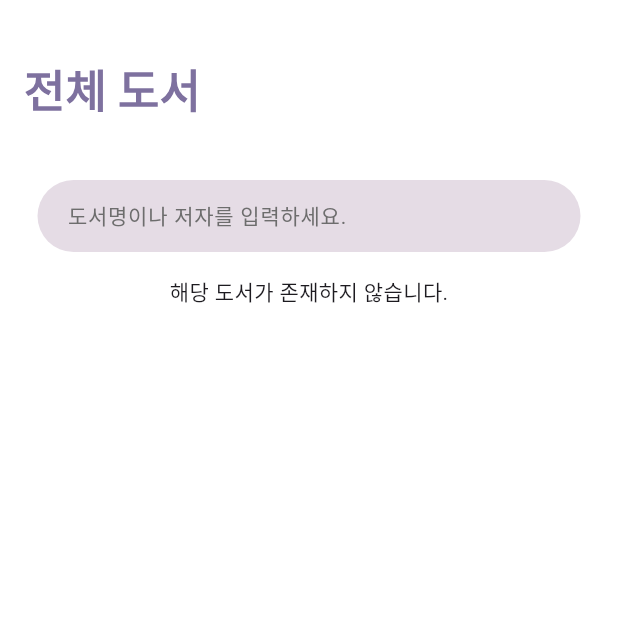
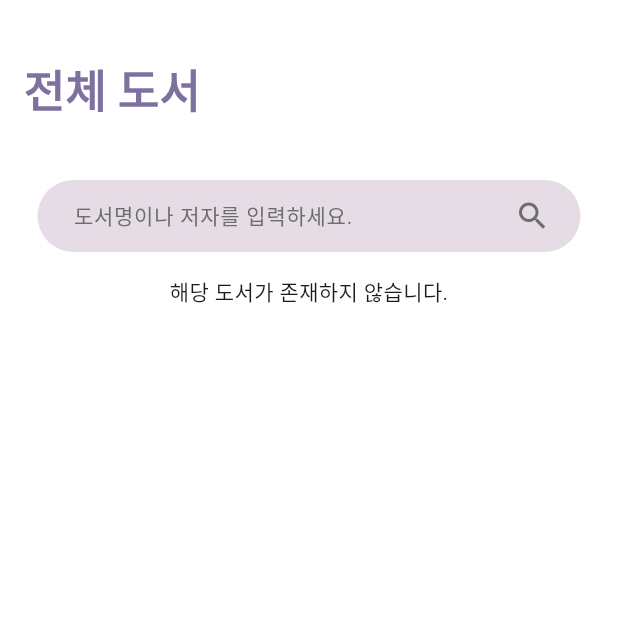
Before and after one commit to Advanced-MobileProgramming/flutter, a Flutter app: the AllBooksPage screen opened directly with empty values, on a phone screen of 412 x 824 dp, the top half of it. Run offline on Flutter 3.47's test engine with Material 3 defaults, Android fonts, the phone set to English and light mode, and no system bars; our stand-ins replace firebase_core, firebase_database, flutter_rating_bar; accounts and stored records are empty.

Commit message:
검색 바 수정

```diff
--- a/lib/allBooks.dart
+++ b/lib/allBooks.dart
@@ -149,35 +149,46 @@ class _AllBooksPageState extends State<AllBooksPage> {
       ),
       body: Column(
         children: [
-          // 검색 바
           Container(
             padding: const EdgeInsets.symmetric(horizontal: 25),
+            child: // 검색 바
+            Container(
+              padding: const EdgeInsets.symmetric(horizontal: 8),
+                  decoration: BoxDecoration(
+                    borderRadius: BorderRadius.circular(30),
+                    color: const Color.fromARGB(98, 187, 163, 187), // 채도가 낮은 보라색
+                  ),
+              child: Row(
+                children: [
+                  Expanded(
                     child: TextField(
                       decoration: InputDecoration(
                         hintText: '도서명이나 저자를 입력하세요.',
-                hintStyle: TextStyle(
+                        hintStyle: const TextStyle(
                           fontSize: 14,
                           color: Color.fromARGB(255, 109, 109, 109),
                         ),
                         border: InputBorder.none,
-                contentPadding:
-                    EdgeInsets.symmetric(horizontal: 16, vertical: 8),
-                filled: true,
-                fillColor: Color.fromARGB(98, 187, 163, 187),
-                enabledBorder: OutlineInputBorder(
-                  borderRadius: BorderRadius.circular(30),
-                  borderSide: BorderSide.none,
+                        contentPadding: const EdgeInsets.symmetric(
+                            horizontal: 16, vertical: 8), // 패딩 설정
                       ),
-                focusedBorder: OutlineInputBorder(
-                  borderRadius: BorderRadius.circular(30),
-                  borderSide: BorderSide.none,
+                      onChanged: (value) {
+                        // 검색어 입력 시 검색어 업데이트
+                        setState(() {
+                          searchQuery = value;
+                        });
+                      },
                     ),
                   ),
-              onChanged: (query) {
-                setState(() {
-                  searchQuery = query;
-                });
+                  IconButton(
+                    icon: const Icon(Icons.search,
+                        color: Color.fromARGB(255, 109, 109, 109)),
+                    onPressed: () {
+                      // 추가적인 검색 동작 처리 가능
                     },
+                  ),
+                ],
+              ),
             ),
           ),
           SizedBox(height: 16),
```
Lines whose indentation alone changed are shown as unchanged.
